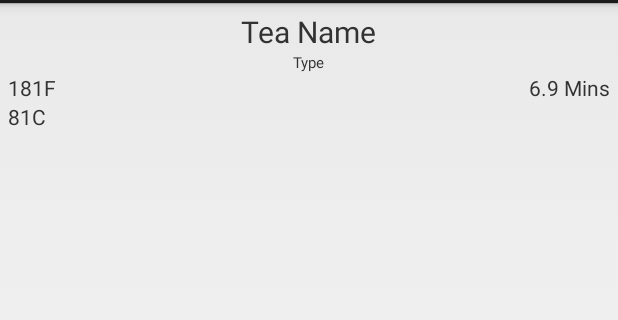
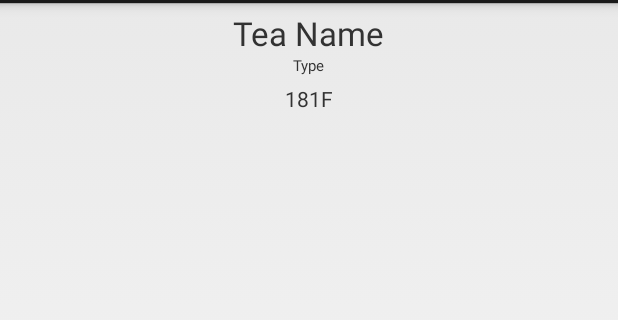
Before and after one commit to soutenniza/Unteacided, an Android app: the layout teacard.xml on its own in the app's theme, with its tools: preview values and no code run, on a phone screen of 412 x 824 dp, the part 69-389 px from its top. Run offline under Robolectric (Android 15) with nearby library versions, the phone set to English and light mode, and no system bars.

Commit message:
New Fonts
Added two more roboto fonts

```diff
--- a/app/src/main/java/com/example/van/unteacided/startActivity.java
+++ b/app/src/main/java/com/example/van/unteacided/startActivity.java
@@ -246,8 +246,8 @@ public class startActivity extends SharedActivity {
 
     public void intializeCards(){
         TeaSQLiteHelper db = new TeaSQLiteHelper(this);
-        Typeface bold = Typeface.createFromAsset(getAssets(), "Roboto-BoldCondensedItalic.ttf");
-        Typeface normal = Typeface.createFromAsset(getAssets(), "Roboto-LightItalic.ttf");
+        Typeface bold = Typeface.createFromAsset(getAssets(), "Roboto-BoldItalic.ttf");
+        Typeface normal = Typeface.createFromAsset(getAssets(), "Roboto-Regular.ttf");
         List<Tea> teaList;
         teaList = db.getAllTeas();
         cards = new ArrayList<Card>();
--- a/app/src/main/res/layout/teacard.xml
+++ b/app/src/main/res/layout/teacard.xml
@@ -15,7 +15,7 @@
         android:id="@+id/teaCardName"
         android:text="Tea Name"
         android:layout_marginTop="5dp"
-        android:textSize="20dp"
+        android:textSize="22dp"
         android:layout_centerHorizontal="true"/>
     <TextView
         android:layout_width="wrap_content"
@@ -33,28 +33,8 @@
         android:id="@+id/teaCardTempF"
         android:layout_marginLeft="5dp"
         android:layout_below="@+id/teaCardType"
-        android:layout_alignParentLeft="true"
-        android:layout_alignParentStart="true" />
-
-    <TextView
-        android:layout_width="wrap_content"
-        android:layout_height="wrap_content"
-        android:text="81C"
-        android:id="@+id/teaCardTempC"
-        android:layout_marginLeft="5dp"
-        android:layout_below="@+id/teaCardTempF"
-        android:layout_alignParentLeft="true"
-        android:layout_alignParentStart="true" />
-
-    <TextView
-        android:layout_width="wrap_content"
-        android:layout_height="wrap_content"
-        android:text="6.9 Mins"
-        android:id="@+id/teaCardSteep"
-        android:layout_marginRight="5dp"
-        android:layout_below="@+id/teaCardType"
-        android:layout_alignParentRight="true"
-        android:layout_alignParentEnd="true" />
+        android:layout_centerHorizontal="true"
+        android:layout_marginTop="5dp"/>
 
 
 </RelativeLayout>
--- a/app/src/main/res/values/colors.xml
+++ b/app/src/main/res/values/colors.xml
@@ -11,9 +11,9 @@
     <color name="white_text">#212121</color>
     <color name="oolong_background">#afbfff</color>
     <color name="oolong_text">#2a36b1</color>
-    <color name="herbal_background">#ffee58</color>
+    <color name="herbal_background">#fff176</color>
     <color name="herbal_text">#f57f17</color>
-    <color name="rooibos_background">#ff7043</color>
+    <color name="rooibos_background">#ff8a65</color>
     <color name="rooibos_text">#bf360c</color>
     <color name="mate_background">#ba68c8</color>
     <color name="mate_text">#4a148c</color>
```
Also changed, not shown: app/src/main/java/com/example/van/unteacided/TeaCard.java (+7 -22 lines), app/src/main/Assets/Roboto-BoldItalic.ttf (added), app/src/main/Assets/Roboto-Regular.ttf (added).
